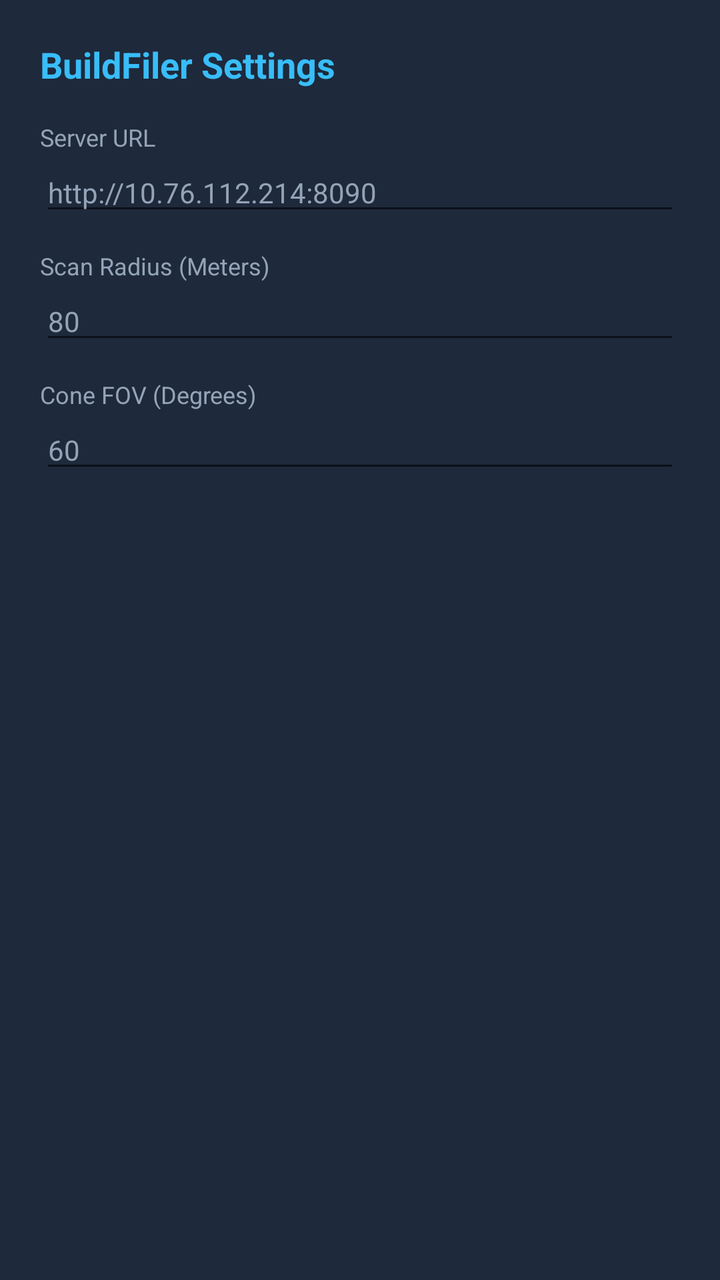
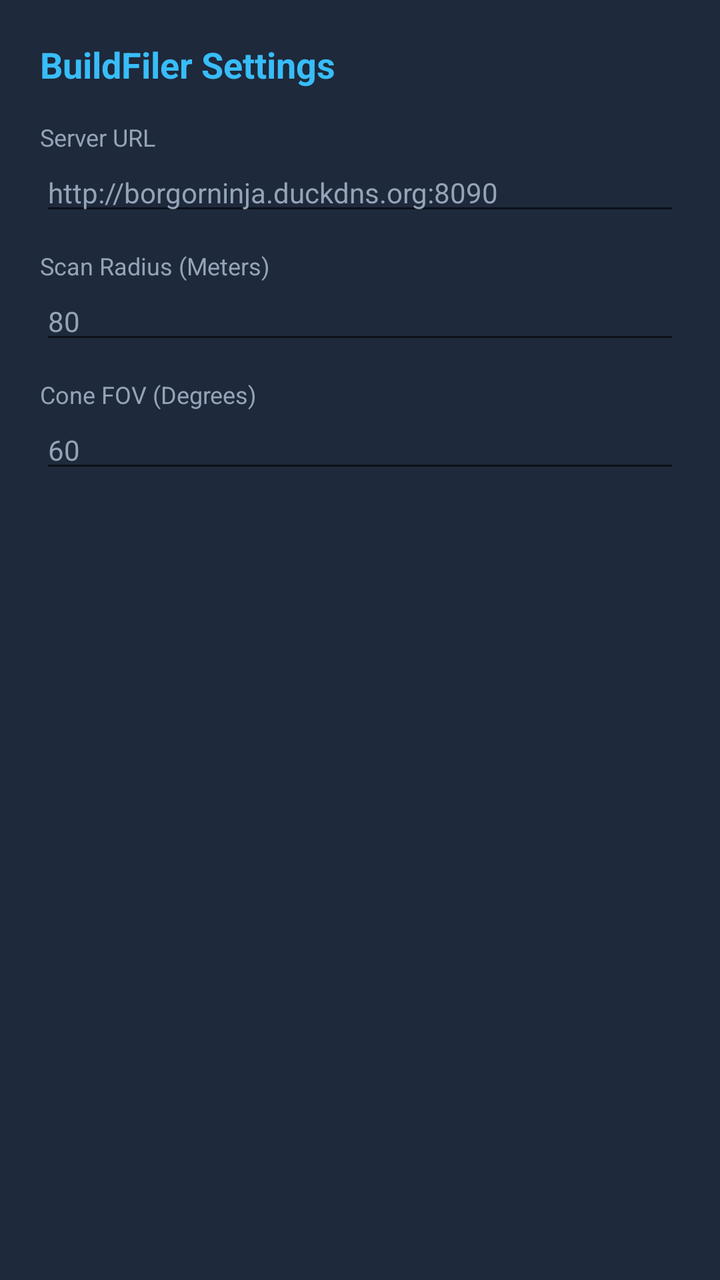

Before-and-after screenshots of an Android layout around one commit, followed by the original layout XML and the change that was made.
<!-- AndroidManifest.xml: application theme Theme.BuildFiler -->
<!-- res/layout/dialog_settings.xml -->
<?xml version="1.0" encoding="utf-8"?>
<LinearLayout
    xmlns:android="http://schemas.android.com/apk/res/android"
    android:layout_width="match_parent"
    android:layout_height="wrap_content"
    android:orientation="vertical"
    android:padding="20dp"
    android:background="@color/surface">

    <TextView
        android:layout_width="wrap_content"
        android:layout_height="wrap_content"
        android:text="BuildFiler Settings"
        android:textSize="18sp"
        android:textStyle="bold"
        android:textColor="@color/accent" />

    <TextView
        android:layout_width="wrap_content"
        android:layout_height="wrap_content"
        android:text="Server URL"
        android:textSize="12sp"
        android:textColor="@color/text_secondary"
        android:layout_marginTop="16dp" />

    <EditText
        android:id="@+id/etServerUrl"
        android:layout_width="match_parent"
        android:layout_height="wrap_content"
        android:textColor="@color/text_primary"
        android:textColorHint="@color/text_secondary"
        android:textSize="14sp"
        android:hint="http://10.76.112.214:8090"
        android:inputType="textUri" />

    <TextView
        android:layout_width="wrap_content"
        android:layout_height="wrap_content"
        android:text="Scan Radius (Meters)"
        android:textSize="12sp"
        android:textColor="@color/text_secondary"
        android:layout_marginTop="12dp" />

    <EditText
        android:id="@+id/etRadius"
        android:layout_width="match_parent"
        android:layout_height="wrap_content"
        android:textColor="@color/text_primary"
        android:textColorHint="@color/text_secondary"
        android:textSize="14sp"
        android:hint="80"
        android:inputType="number" />

    <TextView
        android:layout_width="wrap_content"
        android:layout_height="wrap_content"
        android:text="Cone FOV (Degrees)"
        android:textSize="12sp"
        android:textColor="@color/text_secondary"
        android:layout_marginTop="12dp" />

    <EditText
        android:id="@+id/etFov"
        android:layout_width="match_parent"
        android:layout_height="wrap_content"
        android:textColor="@color/text_primary"
        android:textColorHint="@color/text_secondary"
        android:textSize="14sp"
        android:hint="60"
        android:inputType="number" />

</LinearLayout>
<!-- resources referenced by this layout -->
<resources>
  <color name="accent">#38BDF8</color>
  <color name="surface">#1E293B</color>
  <color name="text_primary">#F8FAFC</color>
  <color name="text_secondary">#94A3B8</color>
  <style name="Theme.BuildFiler" parent="Theme.MaterialComponents.DayNight.NoActionBar">
          <item name="colorPrimary">@color/primary</item>
          <item name="colorPrimaryDark">@color/primary_dark</item>
          <item name="colorAccent">@color/accent</item>
          <item name="android:windowBackground">@color/background</item>
          <item name="android:statusBarColor">@color/background</item>
      </style>
  <color name="primary">#0284C7</color>
  <color name="primary_dark">#0369A1</color>
  <color name="background">#0F172A</color>
</resources>

<!-- the commit's change to res/layout/dialog_settings.xml (unified diff, before → after) -->
@@ -30,7 +30,7 @@
         android:textColor="@color/text_primary"
         android:textColorHint="@color/text_secondary"
         android:textSize="14sp"
-        android:hint="http://10.76.112.214:8090"
+        android:hint="http://borgorninja.duckdns.org:8090"
         android:inputType="textUri" />
 
     <TextView
